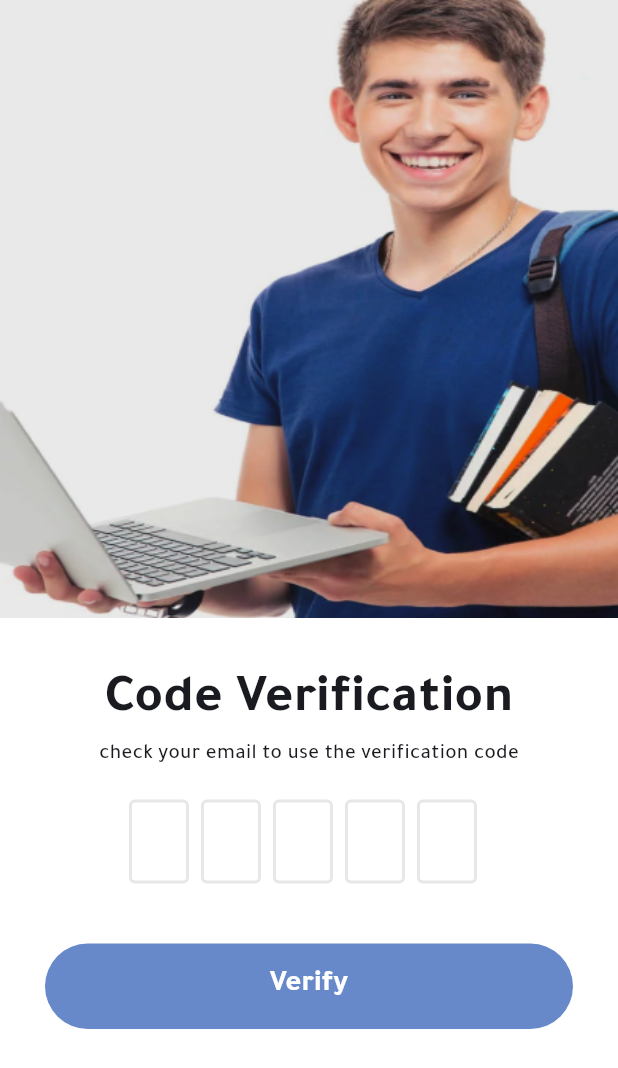
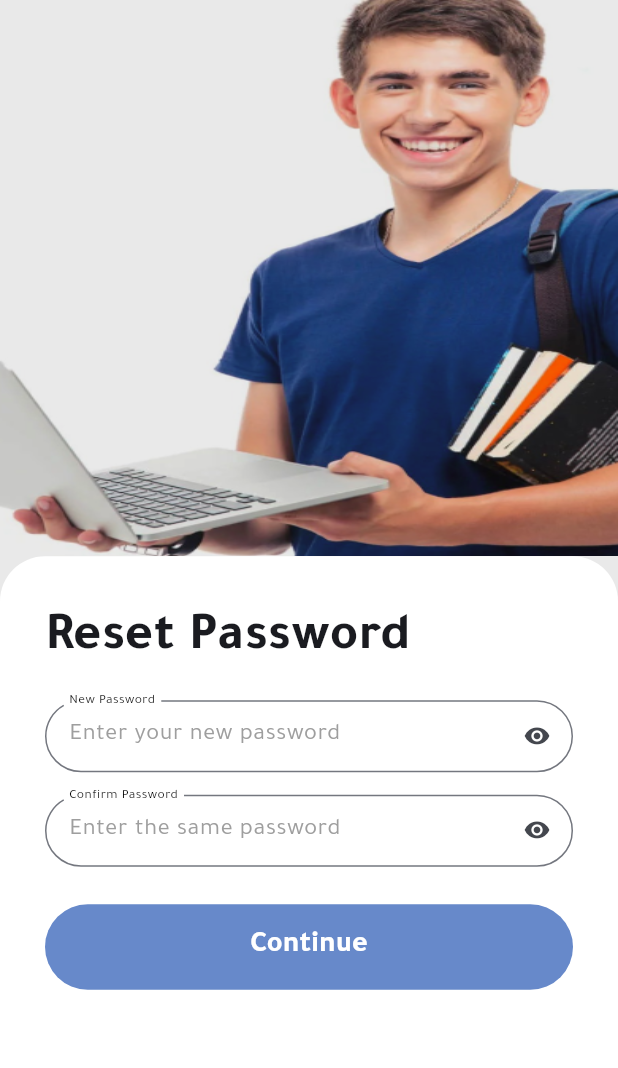
Before and after one commit to MohamedEzzat5/eduhub, a Flutter app: the ResetPasswordScreen screen opened by its route, on a phone screen of 412 x 824 dp. Shown: the top 1068 px of the screen. Run offline on Flutter 3.47's test engine with Material 3 defaults, Android fonts, the light colour scheme and no system bars; drawn by our look-alikes of flutter_otp_text_field; our stand-ins replace bloc, dartz, dio, equatable, fluttertoast, get_it and 2 more; accounts and stored records are empty.

Commit message:
auth ui done

```diff
--- a/lib/config/routes/app_routes.dart
+++ b/lib/config/routes/app_routes.dart
@@ -1,7 +1,8 @@
 import 'package:faculty_app/features/auth/screens/forget_password_screen.dart';
 import 'package:faculty_app/features/auth/screens/login_screen.dart';
-import 'package:faculty_app/features/auth/screens/otp_screen.dart';
 import 'package:faculty_app/features/auth/screens/reset_password_screen.dart';
+import 'package:faculty_app/features/auth/screens/verification_done_screen.dart';
+import 'package:faculty_app/features/auth/screens/verification_screen.dart';
 import 'package:faculty_app/features/guest/screens/first_guest_screen.dart';
 import 'package:faculty_app/features/guest/screens/second_guest_screen.dart';
 import 'package:faculty_app/features/splash/presentation/screens/splash_view.dart';
@@ -19,6 +20,8 @@ class Routes {
   static const loginScreen = '/loginScreen';
   static const registerScreen = '/registerScreen';
   static const forgetPasswordScreen = '/forgetPasswordScreen';
+  static const verificationScreen = '/verificationScreen';
+  static const verificationDoneScreen = '/verificationDoneScreen';
   static const resetPasswordScreen = '/resetPasswordScreen';
 }
 
@@ -54,9 +57,14 @@ class AppRoutes {
           builder: (context) =>  const LoginScreen(),
         );
 
-        case Routes.registerScreen:
+        case Routes.verificationScreen:
         return MaterialPageRoute(
-          builder: (context) => const OtpScreen(),
+          builder: (context) => const VerificationScreen(),
+        );
+
+        case Routes.verificationDoneScreen:
+        return MaterialPageRoute(
+          builder: (context) => const VerificationDoneScreen(),
         );
 
         case Routes.forgetPasswordScreen:
@@ -64,11 +72,13 @@ class AppRoutes {
           builder: (context) => const ForgetPasswordScreen(),
         );
 
-
         case Routes.resetPasswordScreen:
         return MaterialPageRoute(
           builder: (context) => const ResetPasswordScreen(),
         );
+
+
+
 
 
       default:
--- a/lib/core/widgets/default_form_field.dart
+++ b/lib/core/widgets/default_form_field.dart
@@ -101,7 +101,7 @@ class CustomFormField extends StatelessWidget {
         controller: controller,
         validator: (data) {
           if(data!.isEmpty){
-            return  'من فضلك ادخل البيانات';
+            return  'This field is required';
           } return null;
         } ,
         keyboardType: keyboardType,
--- a/lib/features/auth/screens/forget_password_screen.dart
+++ b/lib/features/auth/screens/forget_password_screen.dart
@@ -63,7 +63,7 @@ class _LoginScreenState extends State<ForgetPasswordScreen> {
 
                       const SizedBox(height: 40,),
                       CustomMaterialButton(onPressed: (){
-                        Navigator.pushNamed(context, Routes.resetPasswordScreen);
+                        Navigator.pushNamed(context, Routes.verificationScreen);
                       }, text: 'send code',fontWeight: FontWeight.w600,fontSize: 20,),
 
 
--- a/lib/features/auth/screens/reset_password_screen.dart
+++ b/lib/features/auth/screens/reset_password_screen.dart
@@ -1,90 +1,112 @@
+import 'package:faculty_app/core/utils/app_colors.dart';
 import 'package:faculty_app/core/utils/media_query_values.dart';
+import 'package:faculty_app/core/utils/style.dart';
+import 'package:faculty_app/core/widgets/default_button.dart';
+import 'package:faculty_app/generated/assets.dart';
 import 'package:flutter/material.dart';
-import 'package:flutter_otp_text_field/flutter_otp_text_field.dart';
+import '../../../core/widgets/default_form_field.dart';
 
-import '../../../core/utils/style.dart';
-import '../../../core/widgets/default_button.dart';
-import '../../../generated/assets.dart';
-
-class ResetPasswordScreen extends StatelessWidget {
+class ResetPasswordScreen extends StatefulWidget {
   const ResetPasswordScreen({super.key});
 
   @override
+  State<ResetPasswordScreen> createState() => _LoginScreenState();
+}
+
+class _LoginScreenState extends State<ResetPasswordScreen> {
+
+  final TextEditingController passwordController = TextEditingController();
+  final TextEditingController confirmPasswordController = TextEditingController();
+
+  final GlobalKey<FormState> formKey = GlobalKey();
+  bool _passwordVisible = true;
+  @override
   Widget build(BuildContext context) {
-    return Scaffold(
-      body: Column(
+    return   Scaffold(
+      backgroundColor: const Color(0xffe9e9e9),
+      body: Form(
+        key: formKey,
+        child: Column(
           children: [
             Expanded(
-              flex: 2,
                 child: SizedBox(
                     width: context.width,
-                  child: Image.asset(
-                    Assets.imagesAuthImage,
-                    fit: BoxFit.fill,
-                  ))),
-          Expanded(
-            flex: 2,
-            child: Container(
+                    child: Image.asset(Assets.imagesAuthImage,fit: BoxFit.fill,))),
+            Container(
+              height: context.height*0.55,
               width: double.infinity,
               decoration: const BoxDecoration(
                   color: Colors.white,
-                  borderRadius: BorderRadius.only(
-                    topRight: Radius.circular(30),
-                    topLeft: Radius.circular(30),
-                  )),
-              child: SingleChildScrollView(
+                  borderRadius: BorderRadius.only(topRight: Radius.circular(30), topLeft: Radius.circular(30),)
+              ),
+              child:  SingleChildScrollView(
                 child: Padding(
                   padding: const EdgeInsets.all(30.0),
                   child: Column(
                     mainAxisAlignment: MainAxisAlignment.start,
-                    crossAxisAlignment: CrossAxisAlignment.center,
+                    crossAxisAlignment: CrossAxisAlignment.start,
                     children: [
-                      const Text(
-                        'Code Verification',
-                        style: Styles.textStyle36,
+                      const Text('Reset Password',style: Styles.textStyle36,),
+                      const SizedBox(height: 15,),
+                      CustomFormField(
+                        labelText: 'New Password',
+                        labelColor: Colors.black,
+                        controller: passwordController,
+                        keyboardType: TextInputType.visiblePassword,
+                        obscureText: _passwordVisible,
+                        maxLines: 1,
+                        hintText: 'Enter your new password',
+                        textAlign: TextAlign.left,
+                        suffixIcon:  IconButton(
+                          icon: _passwordVisible? const Icon(Icons.visibility_rounded):
+                          Icon(Icons.visibility_off_rounded,color: AppColors.primary,),
+                          onPressed: (){
+                            setState(() {
+                              _passwordVisible = !_passwordVisible;
+                            });
+                          },
                         ),
-                      Text(
-                        'check your email to use the verification code',
-                        style: Styles.textStyle14
-                            .copyWith(fontWeight: FontWeight.w500),
                       ),
                       const SizedBox(
-                        height: 20,
+                        height: 15,
                       ),
-                      OtpTextField(
-                        numberOfFields: 5,
-                        borderColor: const Color(0xFF512DA8),
-                        showFieldAsBox: true,
-                        onCodeChanged: (String code) {
+                      CustomFormField(
+                        labelText: 'Confirm Password',
+                        labelColor: Colors.black,
+                        controller: confirmPasswordController,
+                        keyboardType: TextInputType.visiblePassword,
+                        obscureText: _passwordVisible,
+                        maxLines: 1,
+                        hintText: 'Enter the same password',
+                        textAlign: TextAlign.left,
+                        suffixIcon:  IconButton(
+                          icon: _passwordVisible? const Icon(Icons.visibility_rounded):
+                          Icon(Icons.visibility_off_rounded,color: AppColors.primary,),
+                          onPressed: (){
+                            setState(() {
+                              _passwordVisible = !_passwordVisible;
+                            });
                           },
-                        onSubmit: (String verificationCode) {
-                          showDialog(
-                              context: context,
-                              builder: (context) {
-                                return AlertDialog(
-                                  title: const Text("Verification Code"),
-                                  content:
-                                      Text('Code entered is $verificationCode'),
-                                );
-                              });
-                        }, // end onSubmit
                         ),
-                      const SizedBox(
-                        height: 40,
                       ),
-                      CustomMaterialButton(
-                        onPressed: () {},
-                        text: 'Verify',
-                        fontWeight: FontWeight.w600,
-                        fontSize: 20,
-                      ),
+
+
+                      const SizedBox(height: 25,),
+                      CustomMaterialButton(onPressed: (){
+
+
+                      }, text: 'Continue',fontWeight: FontWeight.w600,fontSize: 20,),
+
+
+
                     ],
                   ),
                 ),
               ),
             ),
+
+          ],
         ),
-        ],
       ),
     );
   }
```
Also changed, not shown: lib/features/auth/screens/otp_screen.dart (deleted, +0 -10 lines), lib/features/auth/screens/verification_done_screen.dart (added, +83 -0 lines), lib/features/auth/screens/verification_screen.dart (added, +94 -0 lines). Lines whose indentation alone changed are shown as unchanged.
